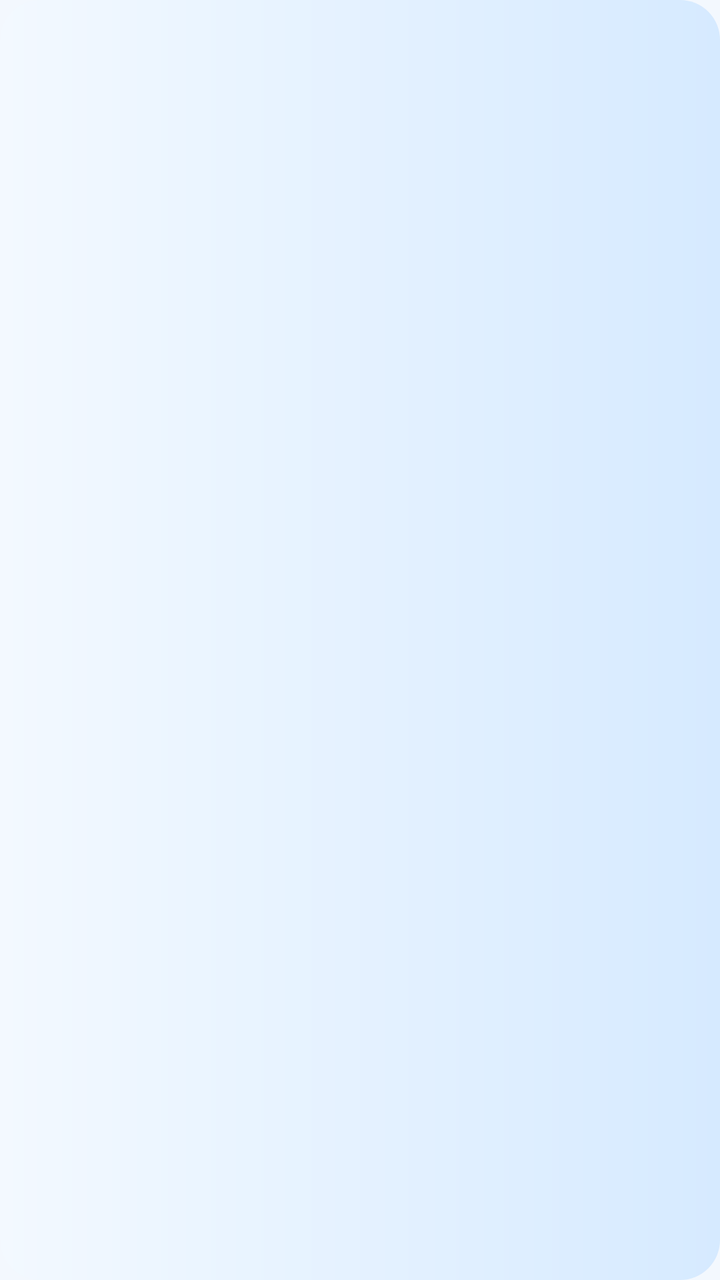
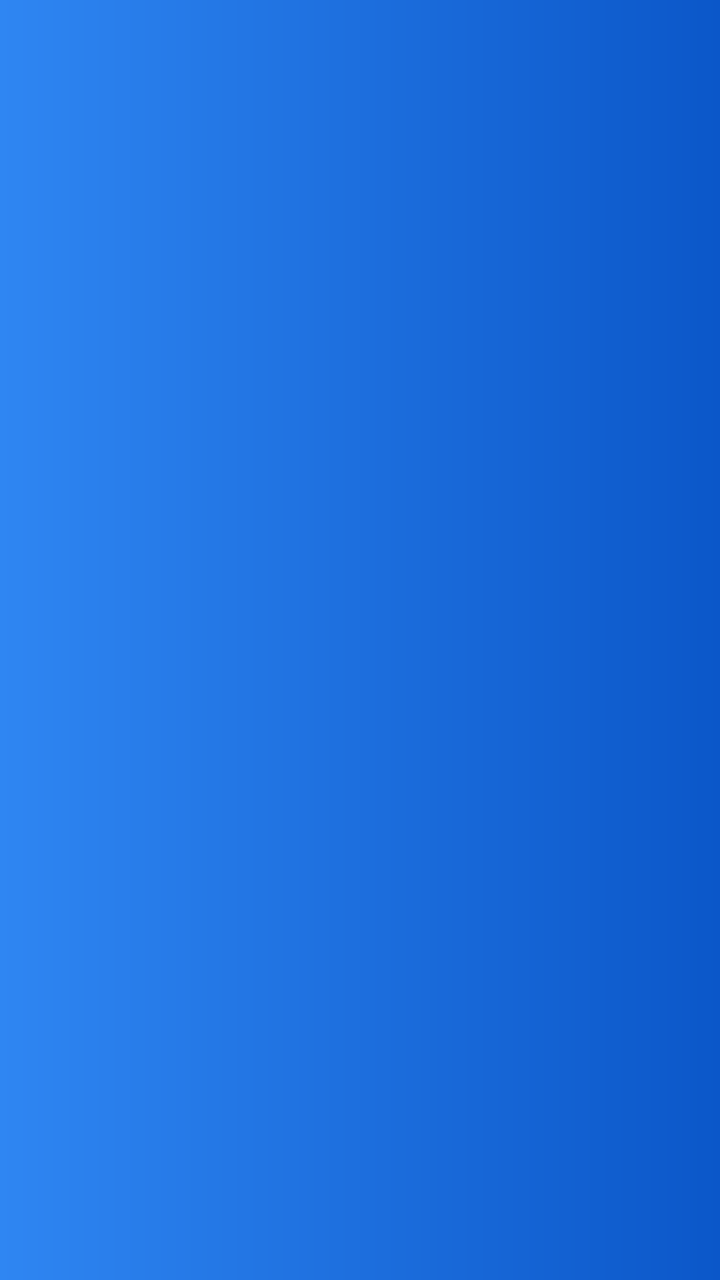

Two renders of the same Android screen: before a commit and after it. Below are the layout's source before the change and the commit's diff.
<!-- AndroidManifest.xml: application theme Theme.Vanty -->
<!-- res/layout/notif_aria.xml -->
<?xml version="1.0" encoding="utf-8"?>
<LinearLayout xmlns:android="http://schemas.android.com/apk/res/android"
    android:id="@+id/raiz"
    android:layout_width="match_parent"
    android:layout_height="64dp"
    android:background="@drawable/notif_azul"
    android:gravity="center_vertical"
    android:orientation="horizontal"
    android:paddingStart="16dp"
    android:paddingEnd="6dp">

    <LinearLayout
        android:layout_width="0dp"
        android:layout_height="wrap_content"
        android:layout_weight="1"
        android:orientation="vertical">

        <TextView
            android:id="@+id/titulo"
            android:layout_width="match_parent"
            android:layout_height="wrap_content"
            android:ellipsize="end"
            android:maxLines="1"
            android:textColor="#0B1B33"
            android:textSize="16sp"
            android:textStyle="bold" />

        <TextView
            android:id="@+id/texto"
            android:layout_width="match_parent"
            android:layout_height="wrap_content"
            android:layout_marginTop="1dp"
            android:ellipsize="end"
            android:maxLines="1"
            android:textColor="#33507A"
            android:textSize="13sp" />
    </LinearLayout>

    <ImageView
        android:id="@+id/aria"
        android:layout_width="60dp"
        android:layout_height="64dp"
        android:layout_marginStart="6dp"
        android:contentDescription="ARIA"
        android:scaleType="fitEnd" />
</LinearLayout>
<!-- resources referenced by this layout -->
<resources>
  <!-- drawable notif_azul (drawable) -->
  <?xml version="1.0" encoding="utf-8"?>
  <shape xmlns:android="http://schemas.android.com/apk/res/android" android:shape="rectangle">
      <gradient android:angle="0" android:startColor="#F3F9FF" android:endColor="#D6EAFF" />
      <corners android:radius="20dp" />
  </shape>
  <style name="Theme.Vanty" parent="android:Theme.Material.Light.NoActionBar">
          <item name="android:windowBackground">@color/vanty_bg</item>
          <item name="android:statusBarColor">@android:color/transparent</item>
          <item name="android:navigationBarColor">@android:color/transparent</item>
      </style>
  <color name="vanty_bg">#F3F8FE</color>
</resources>

<!-- the commit's change to res/layout/notif_aria.xml (unified diff, before → after) -->
@@ -7,7 +7,7 @@
     android:gravity="center_vertical"
     android:orientation="horizontal"
     android:paddingStart="16dp"
-    android:paddingEnd="6dp">
+    android:paddingEnd="8dp">
 
     <LinearLayout
         android:layout_width="0dp"
@@ -21,7 +21,7 @@
             android:layout_height="wrap_content"
             android:ellipsize="end"
             android:maxLines="1"
-            android:textColor="#0B1B33"
+            android:textColor="#FFFFFF"
             android:textSize="16sp"
             android:textStyle="bold" />
 
@@ -32,15 +32,15 @@
             android:layout_marginTop="1dp"
             android:ellipsize="end"
             android:maxLines="1"
-            android:textColor="#33507A"
+            android:textColor="#E3EEFF"
             android:textSize="13sp" />
     </LinearLayout>
 
     <ImageView
         android:id="@+id/aria"
-        android:layout_width="60dp"
+        android:layout_width="84dp"
         android:layout_height="64dp"
-        android:layout_marginStart="6dp"
+        android:layout_marginStart="4dp"
         android:contentDescription="ARIA"
         android:scaleType="fitEnd" />
 </LinearLayout>
<!-- resource entries referenced after the edit -->
@@ -3,8 +3,7 @@
   <!-- drawable notif_azul (drawable) -->
   <?xml version="1.0" encoding="utf-8"?>
   <shape xmlns:android="http://schemas.android.com/apk/res/android" android:shape="rectangle">
-      <gradient android:angle="0" android:startColor="#F3F9FF" android:endColor="#D6EAFF" />
-      <corners android:radius="20dp" />
+      <gradient android:angle="0" android:startColor="#2F86F2" android:endColor="#0B57C9" />
   </shape>
   <style name="Theme.Vanty" parent="android:Theme.Material.Light.NoActionBar">
           <item name="android:windowBackground">@color/vanty_bg</item>
